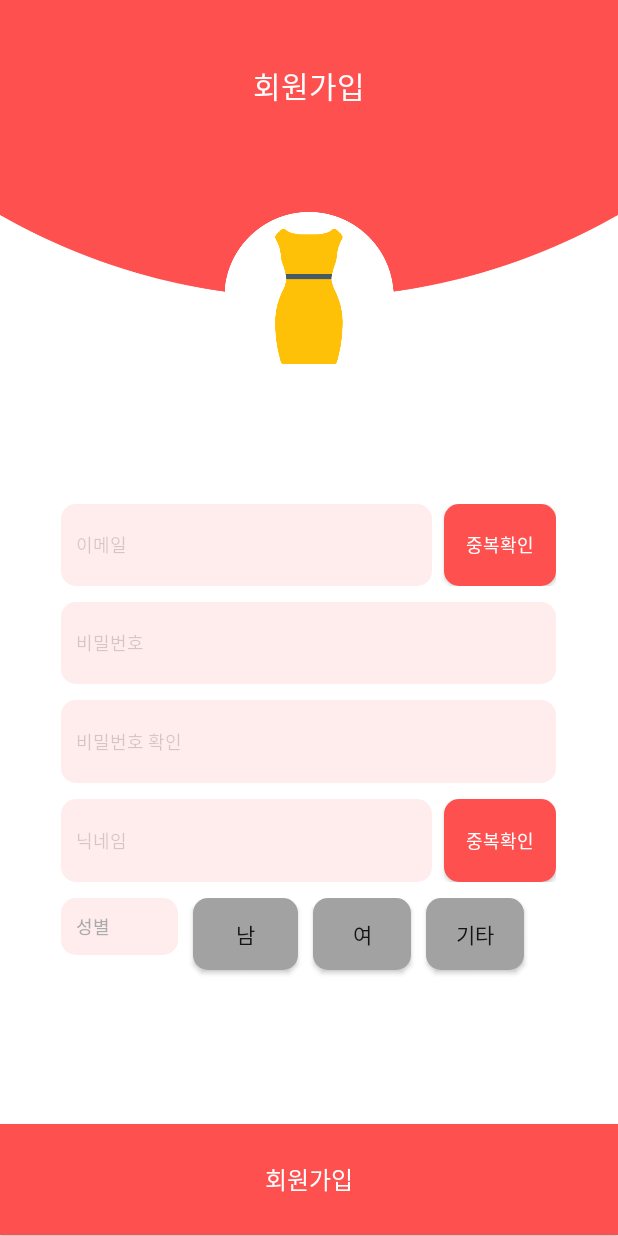
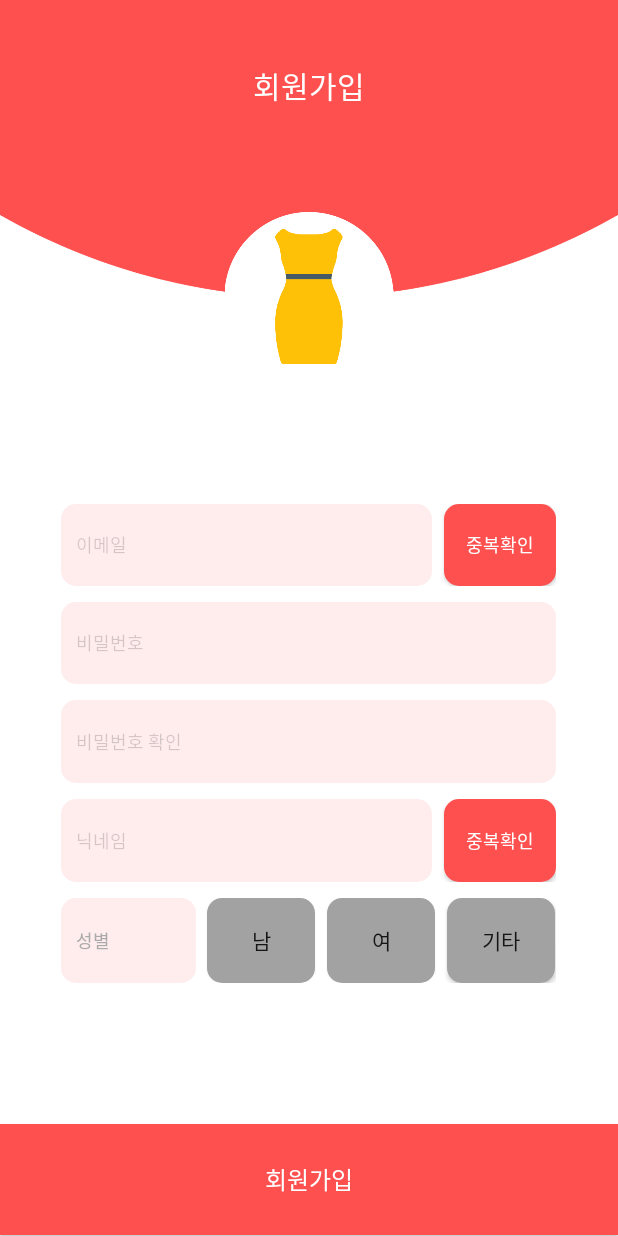
Before and after one commit to FaceFJA/FJA-Andriod, an Android app: the MemberActivity screen opened directly, with no data from a screen before it, on a phone screen of 412 x 824 dp. Run offline under Robolectric (Android 15) with nearby library versions, the phone set to English and light mode, and no system bars.

Commit message:
done-modified genderButton and make FragmentDialog now?- making activity_post and  CalendarDialog 회원가입에서 성별선택 부분을 수정하고 Fragment4에서 다이얼로그가 나오지 않았던 문제점을 해결하였으며 현재 CalendarDialog와 activity_post부분을 수정하고 만들고 있습니다. will?- merge with server 어플리케이션 수정이 완료되면 서버와 merge를 시킬 예정입니다.

```diff
--- a/app/src/main/AndroidManifest.xml
+++ b/app/src/main/AndroidManifest.xml
@@ -20,7 +20,6 @@
         <activity android:name=".Activity.MainActivity" />
         <activity android:name=".Activity.MemberActivity" />
         <activity android:name=".Activity.WriteActivity" />
-        <activity android:name=".Activity.NameChange"/>
         <activity android:name=".Activity.PostActivity"/>
     </application>
 
--- a/app/src/main/java/com/example/ty395/fja/Activity/MainActivity.java
+++ b/app/src/main/java/com/example/ty395/fja/Activity/MainActivity.java
@@ -54,7 +54,6 @@ public class MainActivity extends AppCompatActivity implements View.OnClickListe
         drawer.addDrawerListener(toggle);
         toggle.syncState();
         getSupportActionBar().setDisplayShowTitleEnabled(false);
-
         NavigationView navigationView = (NavigationView) findViewById(R.id.nav_view);
         navigationView.setNavigationItemSelectedListener(this);
         //Fragment : 탭 클릭시 보여줄 화면들
@@ -165,7 +164,7 @@ public class MainActivity extends AppCompatActivity implements View.OnClickListe
         int id = item.getItemId();
 
         if (id == R.id.nav_weather) {
-            Toast.makeText(getApplicationContext(), "아이템 선택1", Toast.LENGTH_SHORT).show();
+            Toast.makeText(getApplicationContext(), "환경설정", Toast.LENGTH_SHORT).show();
         }
         DrawerLayout drawer = (DrawerLayout) findViewById(R.id.drawer_layout);
         drawer.closeDrawer(GravityCompat.START);
--- a/app/src/main/java/com/example/ty395/fja/Activity/MemberActivity.java
+++ b/app/src/main/java/com/example/ty395/fja/Activity/MemberActivity.java
@@ -1,6 +1,7 @@
 package com.example.ty395.fja.Activity;
 
 import android.content.Intent;
+import android.opengl.Visibility;
 import android.support.v7.app.AppCompatActivity;
 import android.os.Bundle;
 import android.view.MotionEvent;
@@ -17,9 +18,12 @@ public class MemberActivity extends AppCompatActivity{
         super.onCreate(savedInstanceState);
         setContentView(R.layout.activity_new_member);
         bt_cerfication=(Button)findViewById(R.id.bt_cerfication);
-        Button man=findViewById(R.id.man);
-        Button woman=findViewById(R.id.woman);
-        Button another=findViewById(R.id.another);
+        final Button man=findViewById(R.id.bt_man);
+        final Button woman=findViewById(R.id.bt_woman);
+        final Button another=findViewById(R.id.bt_another);
+        final Button choose_man=findViewById(R.id.bt_man_choose);
+        final Button choose_woman=findViewById(R.id.bt_woman_choose);
+        final Button choose_another=findViewById(R.id.bt_another_choose);
         bt_cerfication.setOnClickListener(new View.OnClickListener() {
             @Override
             public void onClick(View v) {
@@ -28,5 +32,38 @@ public class MemberActivity extends AppCompatActivity{
                 startActivity(intent);
             }
         });
+        man.setOnClickListener(new View.OnClickListener() {
+            @Override
+            public void onClick(View v) {
+                choose_man.setVisibility(View.VISIBLE);
+                man.setVisibility(View.INVISIBLE);
+                choose_another.setVisibility(View.INVISIBLE);
+                woman.setVisibility(View.VISIBLE);
+                another.setVisibility(View.VISIBLE);
+                choose_woman.setVisibility(View.INVISIBLE);
+            }
+        });
+        woman.setOnClickListener(new View.OnClickListener() {
+            @Override
+            public void onClick(View v) {
+                choose_woman.setVisibility(View.VISIBLE);
+                woman.setVisibility(View.INVISIBLE);
+                choose_man.setVisibility(View.INVISIBLE);
+                choose_another.setVisibility(View.INVISIBLE);
+                man.setVisibility(View.VISIBLE);
+                another.setVisibility(View.VISIBLE);
+            }
+        });
+        another.setOnClickListener(new View.OnClickListener() {
+            @Override
+            public void onClick(View v) {
+                choose_another.setVisibility(View.VISIBLE);
+                choose_woman.setVisibility(View.INVISIBLE);
+                choose_man.setVisibility(View.INVISIBLE);
+                another.setVisibility(View.INVISIBLE);
+                man.setVisibility(View.VISIBLE);
+                woman.setVisibility(View.VISIBLE);
+            }
+        });
     }
 }
--- a/app/src/main/java/com/example/ty395/fja/Fragment/Fragment2.java
+++ b/app/src/main/java/com/example/ty395/fja/Fragment/Fragment2.java
@@ -24,7 +24,7 @@ public class Fragment2 extends Fragment {
     }
     @Override
     public View onCreateView(LayoutInflater inflater, ViewGroup container, Bundle savedInsrtanceState){
-        ViewGroup layout=(ViewGroup)inflater.inflate(R.layout.fragment_1,container,false);
+        ViewGroup layout=(ViewGroup)inflater.inflate(R.layout.fragment_2,container,false);
         recyclerView=(RecyclerView) layout.findViewById(R.id.recycler);
         recyclerView.setHasFixedSize(true);
         recycleAdapter=new RecycleAdapter(getActivity(),itemlist);
--- a/app/src/main/res/drawable-v24/back_choose_gender.xml
+++ /dev/null
@@ -1,6 +0,0 @@
-<?xml version="1.0" encoding="utf-8"?>
-<selector xmlns:android="http://schemas.android.com/apk/res/android">
-    <item android:state_pressed="true" android:drawable="@drawable/back_edit_button" />
-    <item android:state_focused="false" android:drawable="@drawable/back_gender_button" />
-    <item android:drawable="@drawable/back_gender_button" />
-</selector>
--- a/app/src/main/res/drawable/back_choose_gender.xml
+++ /dev/null
@@ -1,6 +0,0 @@
-<?xml version="1.0" encoding="utf-8"?>
-<selector xmlns:android="http://schemas.android.com/apk/res/android">
-    <item android:state_pressed="true" android:drawable="@drawable/back_edit_button" />
-    <item android:state_focused="false" android:drawable="@drawable/back_gender_button" />
-    <item android:drawable="@drawable/back_gender_button" />
-</selector>
--- a/app/src/main/res/layout/activity_new_member.xml
+++ b/app/src/main/res/layout/activity_new_member.xml
@@ -178,37 +178,68 @@
 
                 <TextView
                     android:id="@+id/gender"
-                    android:layout_width="78dp"
-                    android:layout_height="wrap_content"
+                    android:layout_width="90dp"
+                    android:layout_height="match_parent"
                     android:background="@drawable/back_edit_new_member"
                     android:hint="성별"
+                    android:gravity="center_vertical"
                     android:padding="10dp"
                     android:textColorHint="@android:color/darker_gray"
                     android:textSize="12dp" />
                 <Button
                     android:id="@+id/bt_man"
-                    android:layout_width="70dp"
-                    android:layout_height="wrap_content"
-                    android:background="@drawable/back_choose_gender"
+                    android:layout_width="72dp"
+                    android:layout_height="match_parent"
+                    android:background="@drawable/back_gender_button"
                     android:text="남"
                     android:layout_toRightOf="@id/gender"
-                    android:layout_marginLeft="10dp"/>
+                    android:layout_marginLeft="7dp"/>
                 <Button
                     android:id="@+id/bt_woman"
-                    android:layout_width="65dp"
-                    android:layout_height="wrap_content"
-                    android:background="@drawable/back_choose_gender"
+                    android:layout_width="72dp"
+                    android:layout_height="match_parent"
+                    android:background="@drawable/back_gender_button"
                     android:text="여"
                     android:layout_toRightOf="@id/bt_man"
-                    android:layout_marginLeft="10dp"/>
+                    android:layout_marginLeft="8dp"/>
                 <Button
                     android:id="@+id/bt_another"
-                    android:layout_width="65dp"
-                    android:layout_height="wrap_content"
-                    android:background="@drawable/back_choose_gender"
+                    android:layout_width="72dp"
+                    android:layout_height="match_parent"
+                    android:background="@drawable/back_gender_button"
                     android:text="기타"
                     android:layout_toRightOf="@id/bt_woman"
-                    android:layout_marginLeft="10dp"/>
+                    android:layout_marginLeft="8dp"/>
+                <Button
+                    android:id="@+id/bt_man_choose"
+                    android:layout_width="72dp"
+                    android:layout_height="match_parent"
+                    android:background="@drawable/back_edit_button"
+                    android:textColor="@android:color/white"
+                    android:visibility="invisible"
+                    android:text="남"
+                    android:layout_toRightOf="@id/gender"
+                    android:layout_marginLeft="8dp"/>
+                <Button
+                    android:id="@+id/bt_woman_choose"
+                    android:layout_width="72dp"
+                    android:layout_height="wrap_content"
+                    android:text="여"
+                    android:background="@drawable/back_edit_button"
+                    android:textColor="@android:color/white"
+                    android:visibility="invisible"
+                    android:layout_toRightOf="@id/bt_man"
+                    android:layout_marginLeft="8dp"/>
+                <Button
+                    android:id="@+id/bt_another_choose"
+                    android:layout_width="72dp"
+                    android:layout_height="wrap_content"
+                    android:background="@drawable/back_edit_button"
+                    android:textColor="@android:color/white"
+                    android:visibility="invisible"
+                    android:text="기타"
+                    android:layout_toRightOf="@id/bt_woman"
+                    android:layout_marginLeft="8dp"/>
                 <View
                     android:layout_width="0dp"
                     android:layout_height="match_parent"
--- a/app/src/main/res/layout/fragment_4.xml
+++ b/app/src/main/res/layout/fragment_4.xml
@@ -23,7 +23,7 @@
             android:layout_height="match_parent"
             android:layout_weight="0.8"
             android:src="@drawable/ic_baseline_person_24px"
-            android:padding="10dp"
+            android:padding="12dp"
             android:background="@drawable/ic_round"/>
         <View
             android:layout_width="0dp"
@@ -104,6 +104,7 @@
                     android:layout_weight="1.48"
                     android:gravity="right">
                     <TextView
+                        android:id="@+id/text_nickname"
                         android:layout_width="wrap_content"
                         android:layout_height="wrap_content"
                         android:textSize="12sp"
--- a/app/src/main/res/values/colors.xml
+++ b/app/src/main/res/values/colors.xml
@@ -2,7 +2,7 @@
 <resources>
     <color name="colorPrimary">#FF5050</color>
     <color name="colorPrimaryDark">#ff4646</color>
-    <color name="colorAccent">#FF4081</color>
+    <color name="colorAccent">#FF5050</color>
     <color name="editPrimary">#04000000</color>
     <color name="edit">#2a000000</color>
     <color name="background">#f4f4f4</color>
```
Also changed, not shown: app/src/main/java/com/example/ty395/fja/Activity/NameChange.java (deleted, +0 -15 lines), app/src/main/java/com/example/ty395/fja/Activity/Name_Change_Dialog.java (+7 -0 lines), app/src/main/java/com/example/ty395/fja/Fragment/Fragment4.java (+8 -7 lines), app/src/main/res/drawable/ic_baseline_arrow_back_24px.xml (added, +9 -0 lines), app/src/main/res/layout/activity_name_change.xml (deleted, +0 -9 lines), app/src/main/res/layout/activity_post.xml (+12 -3 lines), app/src/main/res/layout/dialog_name_change.xml (+4 -9 lines).
